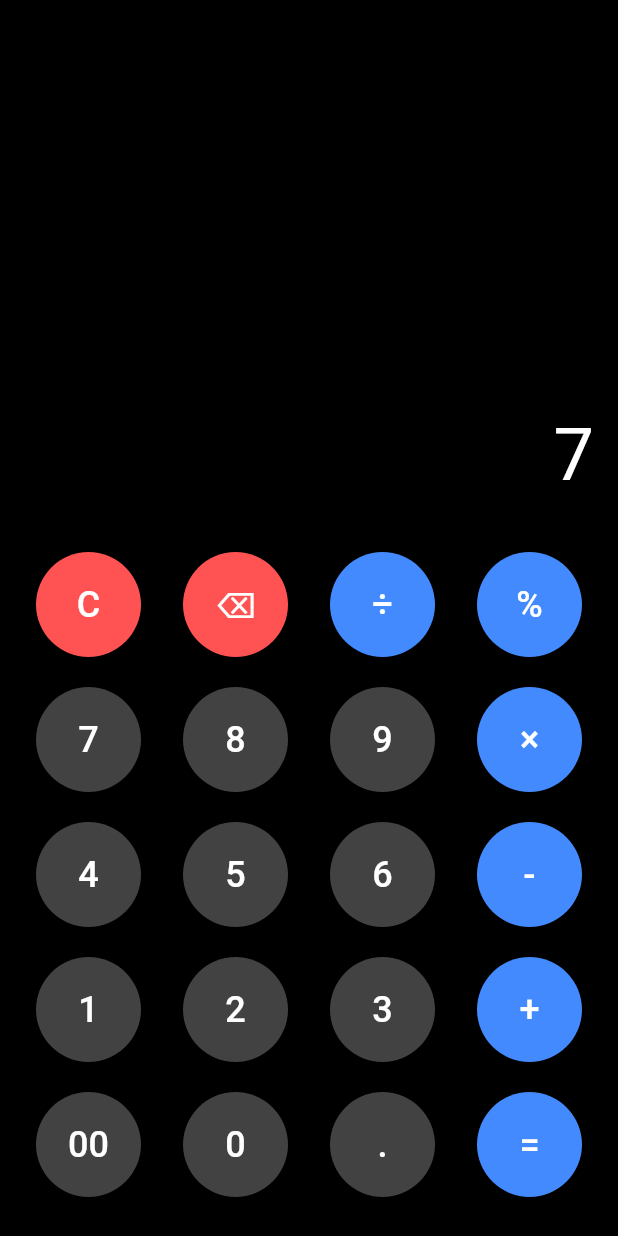
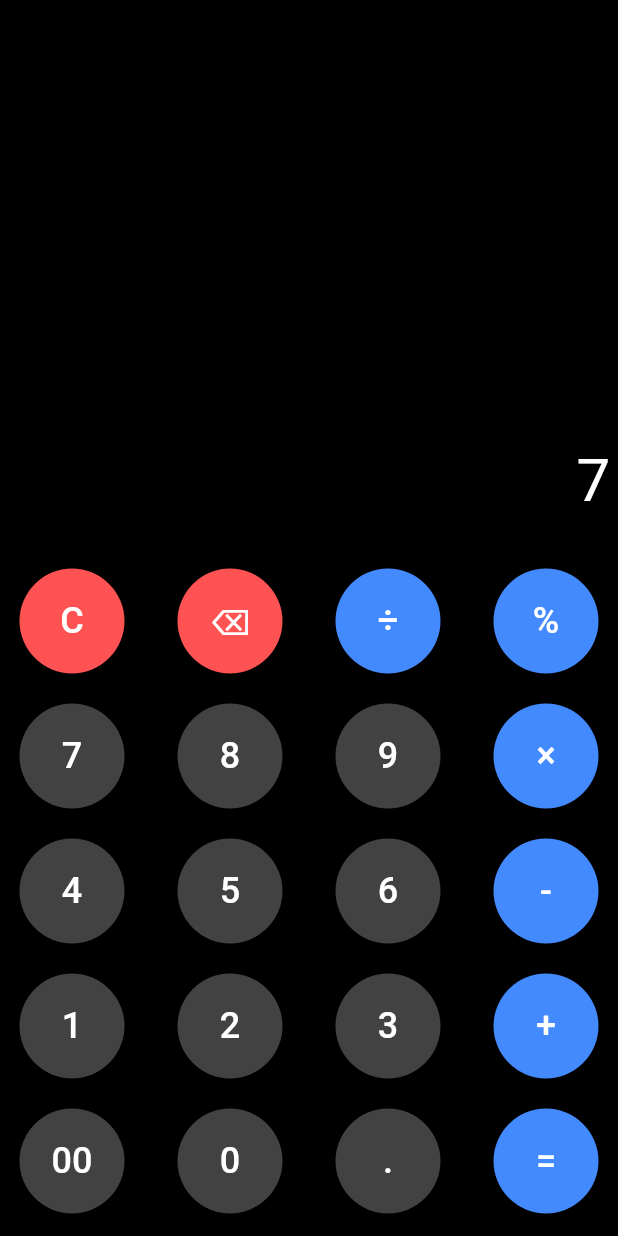
Before and after one commit to IjazAhmedOfficialFlutter/calculator, a Flutter app: the screen it shows after launch, after a tap on an icon or button, on a phone screen of 412 x 824 dp. Run offline on Flutter 3.47's test engine with Material 3 defaults, Android fonts, the phone set to English and light mode, and no system bars.

Commit message:
new changes

```diff
--- a/lib/calculator_home.dart
+++ b/lib/Screens/calculator_home.dart
@@ -880,6 +880,8 @@
 import 'package:flutter/material.dart';
 
 class CalculatorApp extends StatelessWidget {
+  const CalculatorApp({super.key});
+
   @override
   Widget build(BuildContext context) {
     return MaterialApp(
@@ -894,11 +896,13 @@ class CalculatorApp extends StatelessWidget {
 }
 
 class CalculatorHome extends StatefulWidget {
+  const CalculatorHome({super.key});
+
   @override
-  _CalculatorHomeState createState() => _CalculatorHomeState();
+  CalculatorHomeState createState() => CalculatorHomeState();
 }
 
-class _CalculatorHomeState extends State<CalculatorHome> {
+class CalculatorHomeState extends State<CalculatorHome> {
   String _display = "0"; // To show the full expression
   String _currentInput = "0";
   double _firstOperand = 0;
@@ -975,7 +979,12 @@ class _CalculatorHomeState extends State<CalculatorHome> {
       }
 
       // Format the result to show only six digits after the decimal point
-      _display = result.toStringAsFixed(3);
+      if (result % 1 == 0) {
+        _display = result.toStringAsFixed(0); // No decimal if whole number
+      } else {
+        _display = result.toStringAsFixed(1); // Up to 3 decimals if needed
+      }
+      // _display = result.toStringAsFixed(3);
       _currentInput = _display; // Update current input to the formatted result
       _operator = "";
       _operatorPressed = false;
@@ -988,8 +997,11 @@ class _CalculatorHomeState extends State<CalculatorHome> {
       double percentage = value / 100; // Divide by 100
 
       // Update display to show the decimal value (e.g., ".78")
-      _display = percentage.toStringAsFixed(
-          3); // Display the result formatted to 6 decimal places
+      if (percentage % 1 == 0) {
+        _display = percentage.toStringAsFixed(0); // No decimal if whole number
+      } else {
+        _display = percentage.toStringAsFixed(1); // Up to 3 decimals if needed
+      }
       _currentInput =
           percentage.toString(); // Update current input to the decimal result
     }
@@ -1025,7 +1037,7 @@ class _CalculatorHomeState extends State<CalculatorHome> {
     return Scaffold(
       backgroundColor: Colors.black,
       body: Padding(
-        padding: const EdgeInsets.all(16.0),
+        padding: const EdgeInsets.all(5.0),
         child: Column(
           mainAxisAlignment: MainAxisAlignment.end,
           children: <Widget>[
@@ -1033,7 +1045,7 @@ class _CalculatorHomeState extends State<CalculatorHome> {
               alignment: Alignment.centerRight,
               child: Text(
                 _display,
-                style: TextStyle(fontSize: 48.0, color: Colors.white),
+                style: TextStyle(fontSize: 40, color: Colors.white),
               ),
             ),
             SizedBox(height: 20),
--- /dev/null
+++ b/lib/Screens/splash_screen.dart
@@ -0,0 +1,60 @@
+import 'dart:async';
+
+import 'package:flutter/material.dart';
+
+import 'calculator_home.dart';
+
+class SplashScreen extends StatefulWidget {
+  const SplashScreen({super.key});
+
+  @override
+  SplashScreenState createState() => SplashScreenState();
+}
+
+class SplashScreenState extends State<SplashScreen> {
+  @override
+  void initState() {
+    super.initState();
+    Timer(Duration(seconds: 3), () {
+      Navigator.of(context).pushReplacement(
+        MaterialPageRoute(builder: (context) => CalculatorApp()),
+      );
+    });
+  }
+
+  @override
+  Widget build(BuildContext context) {
+    return Scaffold(
+      backgroundColor: Colors.black,
+      body: Center(
+        child: Column(
+          mainAxisAlignment: MainAxisAlignment.center,
+          children: [
+            Image.asset(
+              'lib/assets/calculator.png',
+              width: 100,
+              height: 100,
+            ), // Load your image here
+            SizedBox(height: 20), // Add space between image and text
+            Text(
+              'Welcome to Simple Calculator', // Your text below the image
+              style: TextStyle(
+                color: Colors.white,
+                fontSize: 24,
+                fontWeight: FontWeight.bold,
+              ),
+            ),
+            SizedBox(height: 10), // Space below the text
+            Text(
+              'A simple way to perform calculations', // Additional description
+              style: TextStyle(
+                color: Colors.grey[300], // Light grey for the description
+                fontSize: 16,
+              ),
+            ),
+          ],
+        ),
+      ),
+    );
+  }
+}
--- a/lib/main.dart
+++ b/lib/main.dart
@@ -1,12 +1,13 @@
-import 'dart:async';
 import 'package:flutter/material.dart';
-import 'calculator_home.dart'; // Ensure this file contains your CalculatorApp implementation
+import 'Screens/splash_screen.dart'; // Ensure this file contains your CalculatorApp implementation
 
 void main() {
   runApp(MyApp()); // Start the app with MyApp which includes MaterialApp
 }
 
 class MyApp extends StatelessWidget {
+  const MyApp({super.key});
+
   @override
   Widget build(BuildContext context) {
     return MaterialApp(
@@ -15,56 +16,3 @@ class MyApp extends StatelessWidget {
     );
   }
 }
-
-class SplashScreen extends StatefulWidget {
-  @override
-  _SplashScreenState createState() => _SplashScreenState();
-}
-
-class _SplashScreenState extends State<SplashScreen> {
-  @override
-  void initState() {
-    super.initState();
-    Timer(Duration(seconds: 3), () {
-      Navigator.of(context).pushReplacement(
-        MaterialPageRoute(builder: (context) => CalculatorApp()),
-      );
-    });
-  }
-
-  @override
-  Widget build(BuildContext context) {
-    return Scaffold(
-      backgroundColor: Colors.black,
-      body: Center(
-        child: Column(
-          mainAxisAlignment: MainAxisAlignment.center,
-          children: [
-            Image.asset(
-              'lib/assets/calculator.png',
-              width: 100,
-              height: 100,
-            ), // Load your image here
-            SizedBox(height: 20), // Add space between image and text
-            Text(
-              'Welcome to Simple Calculator', // Your text below the image
-              style: TextStyle(
-                color: Colors.white,
-                fontSize: 24,
-                fontWeight: FontWeight.bold,
-              ),
-            ),
-            SizedBox(height: 10), // Space below the text
-            Text(
-              'A simple way to perform calculations', // Additional description
-              style: TextStyle(
-                color: Colors.grey[300], // Light grey for the description
-                fontSize: 16,
-              ),
-            ),
-          ],
-        ),
-      ),
-    );
-  }
-}
```
Also changed, not shown: pubspec.lock, 251 other files.
